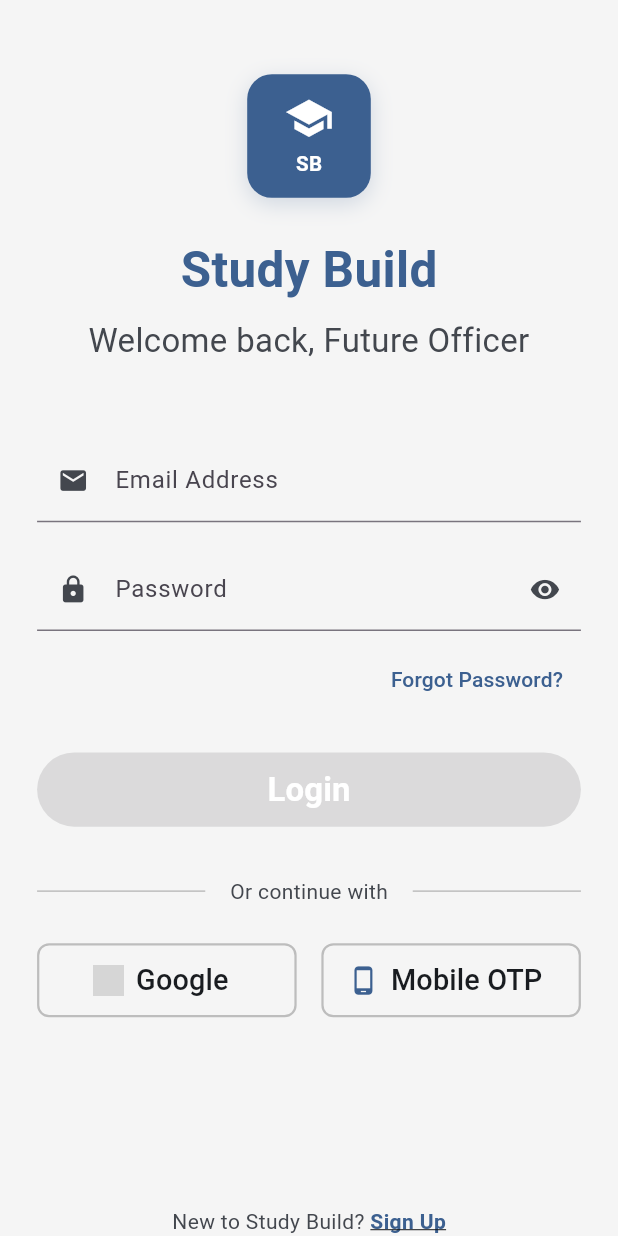
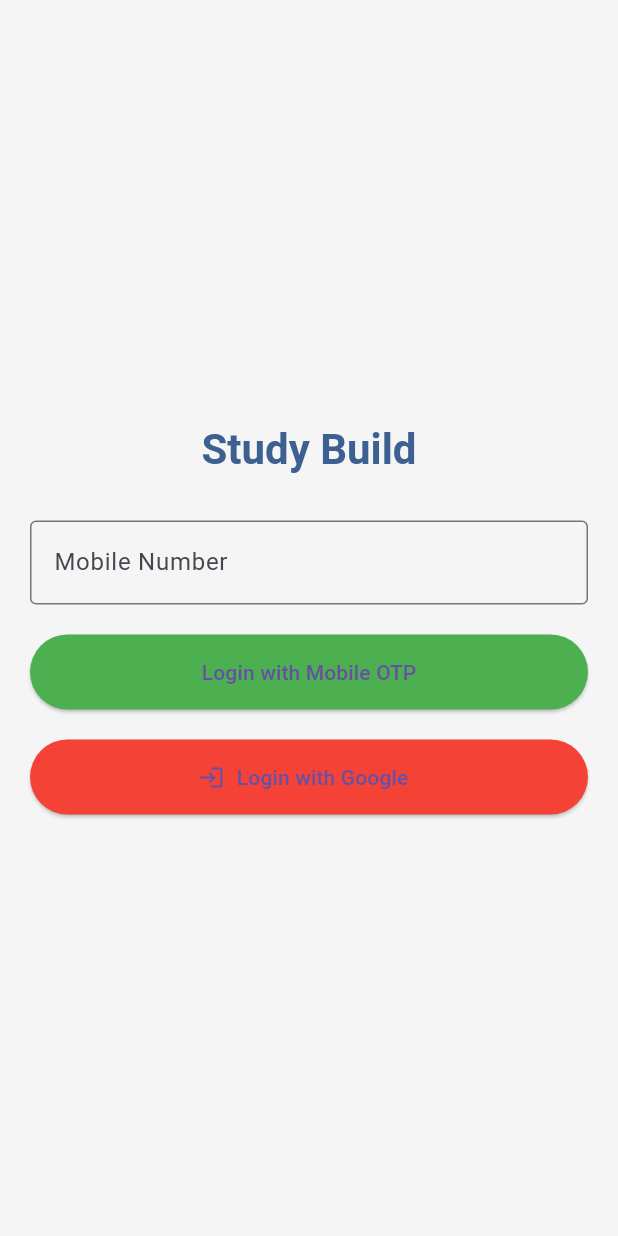
Before and after one commit to rahulrajput19614-prog/study_build_8112, a Flutter app: the LoginScreen screen opened directly, on a phone screen of 412 x 824 dp. Run offline on Flutter 3.47's test engine with Material 3 defaults, Android fonts, the light colour scheme and no system bars; drawn by our look-alikes of cached_network_image; our stand-ins replace camera, connectivity_plus, dio, file_picker, firebase_auth, firebase_core and 12 more; accounts and stored records are empty; grey boxes are pictures that could not be loaded.

Commit message:
Update login_screen.dart

```diff
--- a/lib/presentation/login_screen/login_screen.dart
+++ b/lib/presentation/login_screen/login_screen.dart
@@ -1,12 +1,9 @@
 import 'package:flutter/material.dart';
 import 'package:flutter/services.dart';
-import 'package:sizer/sizer.dart';
+import 'package:firebase_auth/firebase_auth.dart';
+import 'package:google_sign_in/google_sign_in.dart';
 
-import '../../core/app_export.dart';
 import '../../theme/app_theme.dart';
-import './widgets/app_logo_widget.dart';
-import './widgets/login_form_widget.dart';
-import './widgets/social_login_widget.dart';
 
 class LoginScreen extends StatefulWidget {
   const LoginScreen({Key? key}) : super(key: key);
@@ -17,113 +14,81 @@ class LoginScreen extends StatefulWidget {
 
 class _LoginScreenState extends State<LoginScreen> {
   bool _isLoading = false;
-  final FocusNode _focusNode = FocusNode();
 
-  // Mock credentials for testing
-  final Map<String, String> _mockCredentials = {
-    'admin@studybuild.com': 'admin123',
-    'student@studybuild.com': 'student123',
-    'test@studybuild.com': 'test123',
-  };
+  // Firebase instances
+  final FirebaseAuth _auth = FirebaseAuth.instance;
+  final TextEditingController _phoneController = TextEditingController();
 
-  @override
-  void dispose() {
-    _focusNode.dispose();
-    super.dispose();
+  // ✅ Google Login
+  Future<void> _handleGoogleLogin() async {
+    try {
+      setState(() => _isLoading = true);
+
+      final GoogleSignInAccount? googleUser = await GoogleSignIn().signIn();
+      if (googleUser == null) {
+        setState(() => _isLoading = false);
+        return;
       }
 
-  void _handleLogin(String email, String password) async {
-    setState(() {
-      _isLoading = true;
-    });
+      final GoogleSignInAuthentication googleAuth =
+          await googleUser.authentication;
 
-    // Add haptic feedback
-    HapticFeedback.lightImpact();
-
-    // Simulate authentication delay
-    await Future.delayed(const Duration(seconds: 2));
-
-    // Check mock credentials
-    if (_mockCredentials.containsKey(email) &&
-        _mockCredentials[email] == password) {
-      // Success - navigate to dashboard
-      if (mounted) {
-        HapticFeedback.lightImpact();
-        ScaffoldMessenger.of(context).showSnackBar(
-          SnackBar(
-            content: const Text('Login successful! Welcome back.'),
-            backgroundColor: AppTheme.lightTheme.colorScheme.secondary,
-            duration: const Duration(seconds: 2),
-          ),
+      final AuthCredential credential = GoogleAuthProvider.credential(
+        accessToken: googleAuth.accessToken,
+        idToken: googleAuth.idToken,
       );
 
-        // Navigate to exam category dashboard
+      await _auth.signInWithCredential(credential);
+
+      if (mounted) {
         Navigator.pushReplacementNamed(context, '/exam-category-dashboard');
       }
-    } else {
-      // Failed authentication
-      if (mounted) {
-        HapticFeedback.heavyImpact();
-        ScaffoldMessenger.of(context).showSnackBar(
-          SnackBar(
-            content: const Text('Invalid email or password. Please try again.'),
-            backgroundColor: AppTheme.lightTheme.colorScheme.error,
-            duration: const Duration(seconds: 3),
-          ),
-        );
+    } catch (e) {
+      _showSnack("Google login failed: $e", isError: true);
+    } finally {
+      setState(() => _isLoading = false);
     }
   }
 
-    if (mounted) {
-      setState(() {
-        _isLoading = false;
-      });
-    }
+  // ✅ Mobile OTP Login
+  Future<void> _handleMobileOtpLogin() async {
+    String phone = _phoneController.text.trim();
+    if (phone.isEmpty || phone.length < 10) {
+      _showSnack("Enter valid phone number", isError: true);
+      return;
     }
 
-  void _handleGoogleLogin() async {
-    setState(() {
-      _isLoading = true;
-    });
+    setState(() => _isLoading = true);
 
-    HapticFeedback.lightImpact();
-
-    // Simulate Google Sign-In process
-    await Future.delayed(const Duration(seconds: 2));
-
+    await _auth.verifyPhoneNumber(
+      phoneNumber: "+91$phone",
+      verificationCompleted: (PhoneAuthCredential credential) async {
+        await _auth.signInWithCredential(credential);
         if (mounted) {
-      HapticFeedback.lightImpact();
-      ScaffoldMessenger.of(context).showSnackBar(
-        SnackBar(
-          content: const Text('Google Sign-In successful!'),
-          backgroundColor: AppTheme.lightTheme.colorScheme.secondary,
-          duration: const Duration(seconds: 2),
-        ),
-      );
-
           Navigator.pushReplacementNamed(context, '/exam-category-dashboard');
         }
-
-    if (mounted) {
-      setState(() {
-        _isLoading = false;
-      });
-    }
-  }
-
-  void _handleMobileOtpLogin() {
-    HapticFeedback.lightImpact();
-    ScaffoldMessenger.of(context).showSnackBar(
-      const SnackBar(
-        content: Text('Mobile OTP login feature coming soon!'),
-        duration: Duration(seconds: 2),
-      ),
+      },
+      verificationFailed: (FirebaseAuthException e) {
+        _showSnack("Verification failed: ${e.message}", isError: true);
+        setState(() => _isLoading = false);
+      },
+      codeSent: (String verificationId, int? resendToken) {
+        Navigator.pushNamed(context, '/otp-screen', arguments: verificationId);
+        setState(() => _isLoading = false);
+      },
+      codeAutoRetrievalTimeout: (String verificationId) {},
     );
   }
 
-  void _navigateToSignUp() {
-    HapticFeedback.lightImpact();
-    Navigator.pushNamed(context, '/registration-screen');
+  void _showSnack(String msg, {bool isError = false}) {
+    ScaffoldMessenger.of(context).showSnackBar(
+      SnackBar(
+        content: Text(msg),
+        backgroundColor: isError
+            ? AppTheme.lightTheme.colorScheme.error
+            : AppTheme.lightTheme.colorScheme.secondary,
+      ),
+    );
   }
 
   @override
@@ -131,81 +96,53 @@ class _LoginScreenState extends State<LoginScreen> {
     return Scaffold(
       backgroundColor: AppTheme.lightTheme.scaffoldBackgroundColor,
       body: SafeArea(
-        child: GestureDetector(
-          onTap: () {
-            // Dismiss keyboard when tapping outside
-            FocusScope.of(context).unfocus();
-          },
-          child: SingleChildScrollView(
-            padding: EdgeInsets.symmetric(horizontal: 6.w, vertical: 2.h),
-            child: ConstrainedBox(
-              constraints: BoxConstraints(
-                minHeight: MediaQuery.of(context).size.height -
-                    MediaQuery.of(context).padding.top -
-                    MediaQuery.of(context).padding.bottom,
+        child: Padding(
+          padding: const EdgeInsets.all(20),
+          child: Column(
+            mainAxisAlignment: MainAxisAlignment.center,
+            children: [
+              Text("Study Build",
+                  style: Theme.of(context).textTheme.headlineMedium?.copyWith(
+                        fontWeight: FontWeight.bold,
+                        color: AppTheme.lightTheme.colorScheme.primary,
+                      )),
+              const SizedBox(height: 30),
+
+              // ✅ Phone Input
+              TextField(
+                controller: _phoneController,
+                keyboardType: TextInputType.phone,
+                decoration: const InputDecoration(
+                  border: OutlineInputBorder(),
+                  labelText: "Mobile Number",
                 ),
-              child: IntrinsicHeight(
-                child: Column(
-                  crossAxisAlignment: CrossAxisAlignment.stretch,
-                  children: [
-                    SizedBox(height: 4.h),
+              ),
+              const SizedBox(height: 20),
 
-                    // App Logo and Welcome Text
-                    const AppLogoWidget(),
-
-                    SizedBox(height: 6.h),
-
-                    // Login Form
-                    LoginFormWidget(
-                      onLogin: _handleLogin,
-                      isLoading: _isLoading,
+              ElevatedButton(
+                onPressed: _isLoading ? null : _handleMobileOtpLogin,
+                style: ElevatedButton.styleFrom(
+                  backgroundColor: Colors.green,
+                  minimumSize: const Size(double.infinity, 50),
+                ),
+                child: _isLoading
+                    ? const CircularProgressIndicator(color: Colors.white)
+                    : const Text("Login with Mobile OTP"),
               ),
 
-                    SizedBox(height: 4.h),
+              const SizedBox(height: 20),
 
-                    // Social Login Options
-                    SocialLoginWidget(
-                      onGoogleLogin: _handleGoogleLogin,
-                      onMobileOtpLogin: _handleMobileOtpLogin,
-                      isLoading: _isLoading,
-                    ),
-
-                    const Spacer(),
-
-                    SizedBox(height: 4.h),
-
-                    // Sign Up Link
-                    Row(
-                      mainAxisAlignment: MainAxisAlignment.center,
-                      children: [
-                        Text(
-                          'New to Study Build? ',
-                          style: AppTheme.lightTheme.textTheme.bodyMedium
-                              ?.copyWith(
-                            color: AppTheme
-                                .lightTheme.colorScheme.onSurfaceVariant,
-                          ),
-                        ),
-                        GestureDetector(
-                          onTap: _isLoading ? null : _navigateToSignUp,
-                          child: Text(
-                            'Sign Up',
-                            style: AppTheme.lightTheme.textTheme.bodyMedium
-                                ?.copyWith(
-                              color: AppTheme.lightTheme.colorScheme.primary,
-                              fontWeight: FontWeight.w600,
-                              decoration: TextDecoration.underline,
-                            ),
+              // ✅ Google Login Button
+              ElevatedButton.icon(
+                onPressed: _isLoading ? null : _handleGoogleLogin,
+                icon: const Icon(Icons.login),
+                label: const Text("Login with Google"),
+                style: ElevatedButton.styleFrom(
+                  backgroundColor: Colors.red,
+                  minimumSize: const Size(double.infinity, 50),
                 ),
               ),
             ],
-                    ),
-
-                    SizedBox(height: 2.h),
-                  ],
-                ),
-              ),
-            ),
           ),
         ),
       ),
```
Lines whose indentation alone changed are shown as unchanged.
